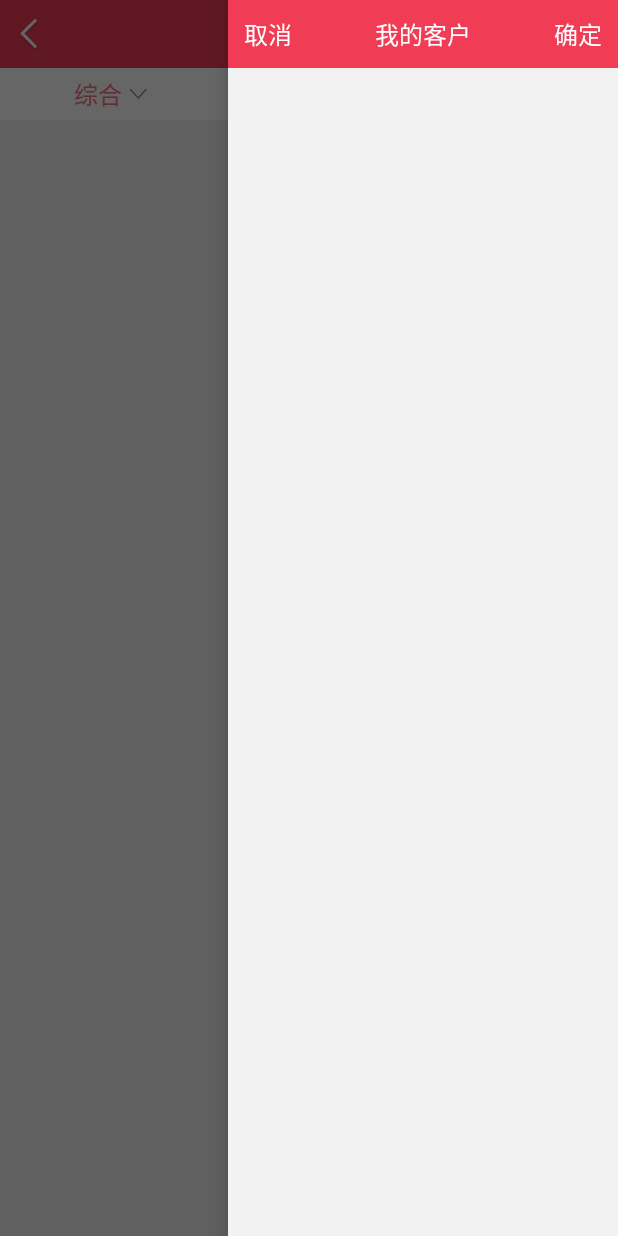
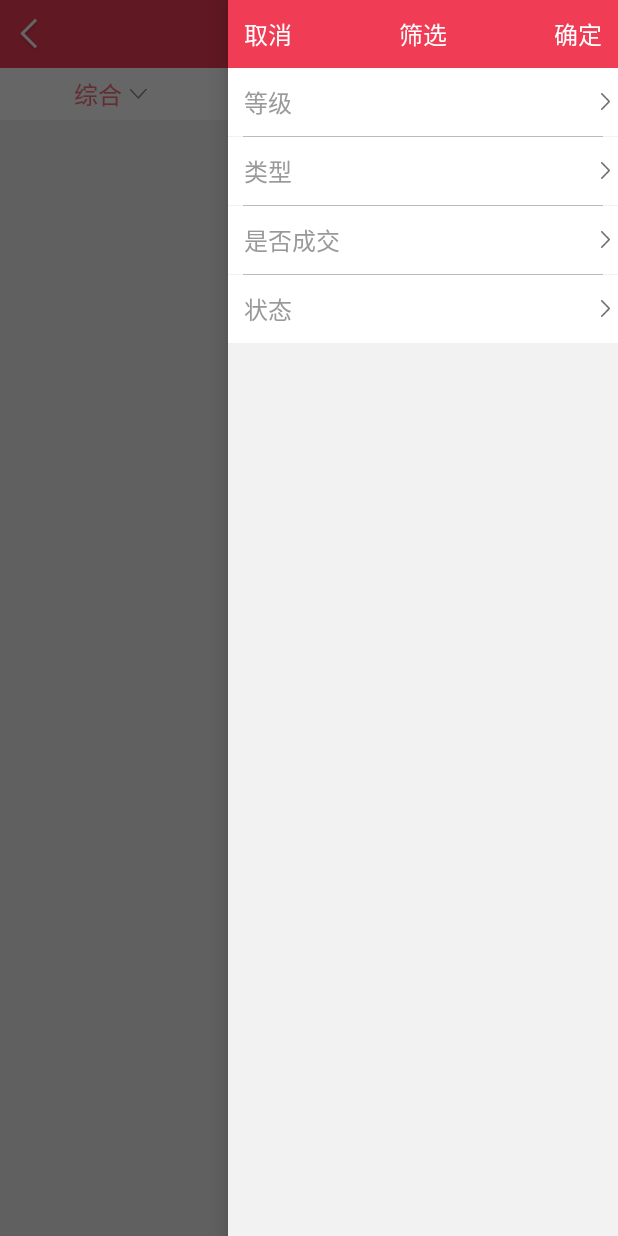
Before and after one commit to xiguofeng/Crm, an Android app: the CustomerActivity screen opened directly, with no data from a screen before it, with the side drawer open, on a phone screen of 412 x 824 dp. Run offline under Robolectric (Android 15) with nearby library versions, the phone set to English and light mode, and no system bars; our stand-ins replace CircleImageView; 1 statement that could not run was skipped.

Commit message:
update :ui

```diff
--- a/crm/src/main/res/layout/customer_list.xml
+++ b/crm/src/main/res/layout/customer_list.xml
@@ -1,6 +1,5 @@
 <?xml version="1.0" encoding="utf-8"?>
 <LinearLayout xmlns:android="http://schemas.android.com/apk/res/android"
-              xmlns:app="http://schemas.android.com/apk/res-auto"
               xmlns:tools="http://schemas.android.com/tools"
               android:layout_width="match_parent"
               android:layout_height="match_parent"
@@ -38,8 +37,8 @@
                     android:layout_height="wrap_content"
                     android:layout_alignParentRight="true"
                     android:layout_centerVertical="true"
+                    android:padding="5dp"
                     android:text="@string/filter"
-                    android:padding="5dp"
                     android:textColor="@color/white"
                     android:textSize="@dimen/middle_text_size"/>
 
@@ -174,8 +173,8 @@
                     android:layout_height="wrap_content"
                     android:layout_alignParentLeft="true"
                     android:layout_centerVertical="true"
-                    android:text="@string/cancal"
                     android:padding="5dp"
+                    android:text="@string/cancel"
                     android:textColor="@color/white"
                     android:textSize="@dimen/middle_text_size"/>
 
@@ -185,8 +184,8 @@
                     android:layout_height="wrap_content"
                     android:layout_alignParentRight="true"
                     android:layout_centerVertical="true"
+                    android:padding="5dp"
                     android:text="@string/confirm"
-                    android:padding="5dp"
                     android:textColor="@color/white"
                     android:textSize="@dimen/middle_text_size"/>
 
@@ -194,12 +193,140 @@
                     android:layout_width="wrap_content"
                     android:layout_height="wrap_content"
                     android:layout_centerInParent="true"
-                    android:text="@string/my_customer"
+                    android:text="@string/filter"
                     android:textColor="@color/white"
                     android:textSize="@dimen/middle_text_size"/>
             </RelativeLayout>
 
+            <RelativeLayout
+                android:id="@+id/customer_list_filter_level_rl"
+                android:layout_width="match_parent"
+                android:layout_height="wrap_content"
+                android:background="@color/white"
+                android:orientation="horizontal"
+                android:padding="5dip">
 
+                <TextView
+                    android:layout_width="wrap_content"
+                    android:layout_height="wrap_content"
+                    android:layout_alignParentLeft="true"
+                    android:layout_centerVertical="true"
+                    android:padding="5dp"
+                    android:text="@string/level"
+                    android:textColor="@color/gray_character"
+                    android:textSize="@dimen/middle_text_size"/>
+
+
+                <ImageView
+                    android:layout_width="wrap_content"
+                    android:layout_height="wrap_content"
+                    android:layout_alignParentRight="true"
+                    android:layout_centerVertical="true"
+                    android:scaleType="centerCrop"
+                    android:src="@drawable/arrow"/>
+            </RelativeLayout>
+            <LinearLayout
+                android:layout_width="match_parent"
+                android:layout_height="wrap_content"
+                android:layout_marginLeft="10dip"
+                android:layout_marginRight="10dip"
+                android:background="@drawable/h_line">
+            </LinearLayout>
+            <RelativeLayout
+                android:id="@+id/customer_list_filter_type_rl"
+                android:layout_width="match_parent"
+                android:layout_height="wrap_content"
+                android:background="@color/white"
+                android:orientation="horizontal"
+                android:padding="5dip">
+
+                <TextView
+                    android:layout_width="wrap_content"
+                    android:layout_height="wrap_content"
+                    android:layout_alignParentLeft="true"
+                    android:layout_centerVertical="true"
+                    android:padding="5dp"
+                    android:text="@string/type"
+                    android:textColor="@color/gray_character"
+                    android:textSize="@dimen/middle_text_size"/>
+
+
+                <ImageView
+                    android:layout_width="wrap_content"
+                    android:layout_height="wrap_content"
+                    android:layout_alignParentRight="true"
+                    android:layout_centerVertical="true"
+                    android:scaleType="centerCrop"
+                    android:src="@drawable/arrow"/>
+            </RelativeLayout>
+            <LinearLayout
+                android:layout_width="match_parent"
+                android:layout_height="wrap_content"
+                android:layout_marginLeft="10dip"
+                android:layout_marginRight="10dip"
+                android:background="@drawable/h_line">
+            </LinearLayout>
+            <RelativeLayout
+                android:id="@+id/customer_list_filter_is_deal_rl"
+                android:layout_width="match_parent"
+                android:layout_height="wrap_content"
+                android:background="@color/white"
+                android:orientation="horizontal"
+                android:padding="5dip">
+
+                <TextView
+                    android:layout_width="wrap_content"
+                    android:layout_height="wrap_content"
+                    android:layout_alignParentLeft="true"
+                    android:layout_centerVertical="true"
+                    android:padding="5dp"
+                    android:text="@string/is_deal"
+                    android:textColor="@color/gray_character"
+                    android:textSize="@dimen/middle_text_size"/>
+
+
+                <ImageView
+                    android:layout_width="wrap_content"
+                    android:layout_height="wrap_content"
+                    android:layout_alignParentRight="true"
+                    android:layout_centerVertical="true"
+                    android:scaleType="centerCrop"
+                    android:src="@drawable/arrow"/>
+            </RelativeLayout>
+            <LinearLayout
+                android:layout_width="match_parent"
+                android:layout_height="wrap_content"
+                android:layout_marginLeft="10dip"
+                android:layout_marginRight="10dip"
+                android:background="@drawable/h_line">
+            </LinearLayout>
+            <RelativeLayout
+                android:id="@+id/customer_list_filter_status_rl"
+                android:layout_width="match_parent"
+                android:layout_height="wrap_content"
+                android:background="@color/white"
+                android:orientation="horizontal"
+                android:padding="5dip">
+
+                <TextView
+                    android:layout_width="wrap_content"
+                    android:layout_height="wrap_content"
+                    android:layout_alignParentLeft="true"
+                    android:layout_centerVertical="true"
+                    android:padding="5dp"
+                    android:text="@string/status"
+                    android:textColor="@color/gray_character"
+                    android:textSize="@dimen/middle_text_size"/>
+
+
+                <ImageView
+                    android:layout_width="wrap_content"
+                    android:layout_height="wrap_content"
+                    android:layout_alignParentRight="true"
+                    android:layout_centerVertical="true"
+                    android:scaleType="centerCrop"
+                    android:src="@drawable/arrow"/>
+            </RelativeLayout>
         </LinearLayout>
 
     </android.support.v4.widget.DrawerLayout>
--- a/crm/src/main/res/values/strings.xml
+++ b/crm/src/main/res/values/strings.xml
@@ -16,6 +16,10 @@
     <!-- customer -->
     <string name="my_customer">我的客户</string>
     <string name="filter">筛选</string>
+    <string name="level">等级</string>
+    <string name="type">类型</string>
+    <string name="is_deal">是否成交</string>
+    <string name="status">状态</string>
 
     <!-- loading -->
     <string name="loading">加载&#8230;</string>
@@ -26,7 +30,7 @@
     <!-- common -->
     <string name="prompt">提示</string>
     <string name="confirm">确定</string>
-    <string name="cancal">取消</string>
+    <string name="cancel">取消</string>
     <string name="num_digits">0123456789</string>
     <string name="submit">提交</string>
     <string name="save">保存</string>
```
Also changed, not shown: crm/src/main/res/drawable-xhdpi/arrow.png (added).
